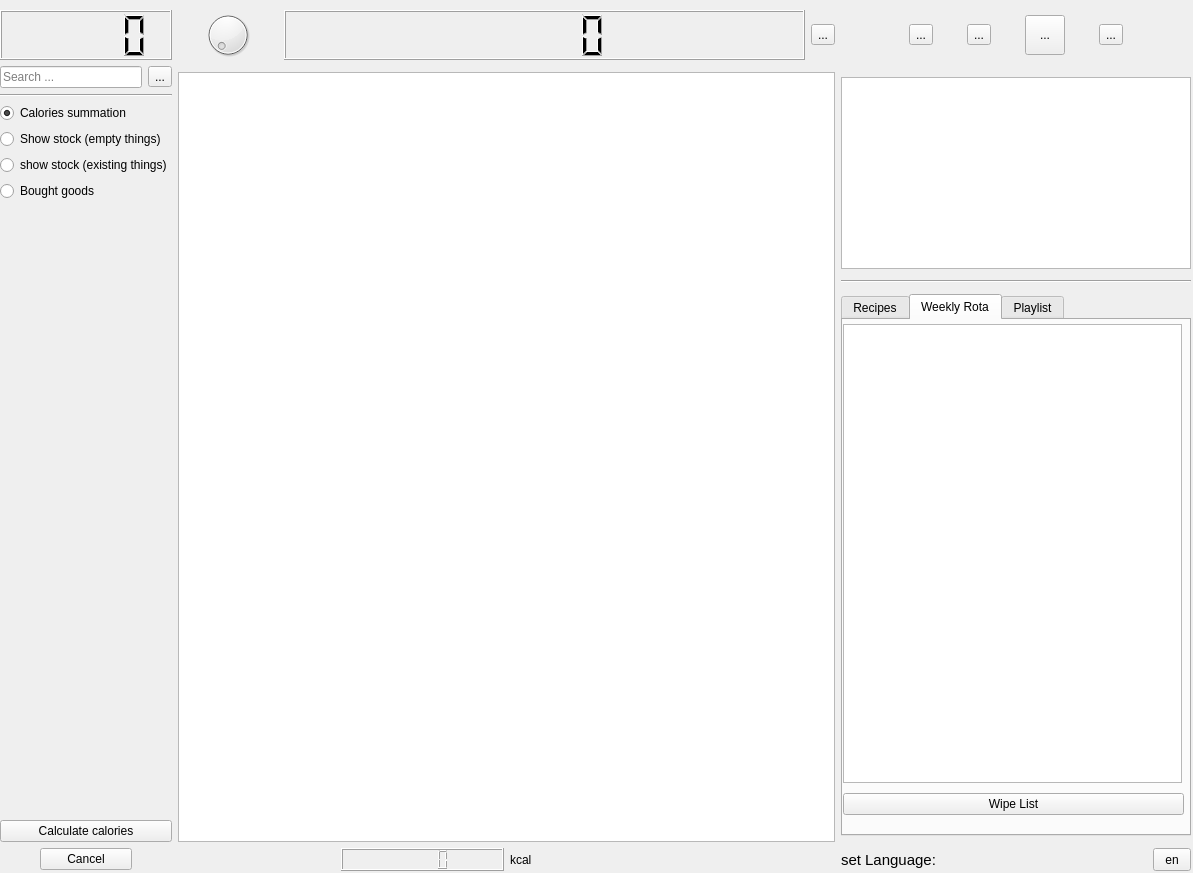
Before: the Qt Designer form src/fridayUI/kitchen_gui.ui in ThiefOfTime/KitchenOrganisator, drawn with Qt 5.
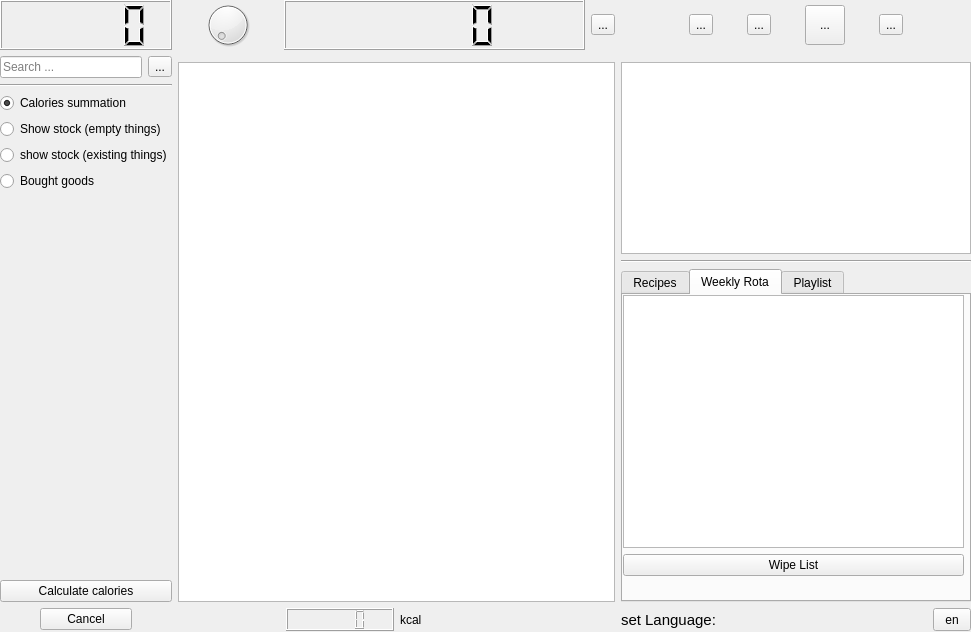
After: the same form once the commit is applied. The open tabs and pages were chosen to show the change. Icons and pictures are not drawn.

What changed in the file:
```diff
--- a/src/fridayUI/kitchen_gui.ui
+++ b/src/fridayUI/kitchen_gui.ui
@@ -6,8 +6,8 @@
    <rect>
     <x>0</x>
     <y>0</y>
-    <width>1193</width>
-    <height>873</height>
+    <width>971</width>
+    <height>632</height>
    </rect>
   </property>
   <property name="sizePolicy">
@@ -23,14 +23,14 @@
    <property name="geometry">
     <rect>
      <x>0</x>
-     <y>10</y>
-     <width>1191</width>
-     <height>861</height>
+     <y>0</y>
+     <width>971</width>
+     <height>631</height>
     </rect>
    </property>
    <layout class="QGridLayout" name="gridLayout">
     <property name="sizeConstraint">
-     <enum>QLayout::SetMaximumSize</enum>
+     <enum>QLayout::SetDefaultConstraint</enum>
     </property>
     <item row="1" column="0">
      <widget class="QLCDNumber" name="time_lcd">
@@ -158,7 +158,7 @@
     <item row="1" column="1">
      <layout class="QHBoxLayout" name="horizontalLayout">
       <property name="sizeConstraint">
-       <enum>QLayout::SetMaximumSize</enum>
+       <enum>QLayout::SetDefaultConstraint</enum>
       </property>
       <item>
        <widget class="QDial" name="timer_dial">
@@ -322,7 +322,7 @@
     <item row="4" column="2">
      <layout class="QHBoxLayout" name="horizontalLayout_2">
       <property name="sizeConstraint">
-       <enum>QLayout::SetMinimumSize</enum>
+       <enum>QLayout::SetDefaultConstraint</enum>
       </property>
       <item>
        <layout class="QHBoxLayout" name="horizontalLayout_7">
@@ -439,18 +439,6 @@
           <verstretch>0</verstretch>
          </sizepolicy>
         </property>
-        <property name="minimumSize">
-         <size>
-          <width>350</width>
-          <height>542</height>
-         </size>
-        </property>
-        <property name="maximumSize">
-         <size>
-          <width>350</width>
-          <height>542</height>
-         </size>
-        </property>
         <property name="currentIndex">
          <number>1</number>
         </property>
@@ -491,12 +479,12 @@
             <x>0</x>
             <y>0</y>
             <width>341</width>
-            <height>501</height>
+            <height>281</height>
            </rect>
           </property>
           <layout class="QVBoxLayout" name="verticalLayout_3">
            <property name="sizeConstraint">
-            <enum>QLayout::SetMinimumSize</enum>
+            <enum>QLayout::SetDefaultConstraint</enum>
            </property>
            <item>
             <widget class="QTableWidget" name="weekly_tw">
@@ -506,18 +494,6 @@
                <verstretch>0</verstretch>
               </sizepolicy>
              </property>
-             <property name="minimumSize">
-              <size>
-               <width>339</width>
-               <height>459</height>
-              </size>
-             </property>
-             <property name="maximumSize">
-              <size>
-               <width>339</width>
-               <height>459</height>
-              </size>
-             </property>
             </widget>
            </item>
            <item>
```
Left out of the diff: 240 changed lines with no effect on the pictures.
